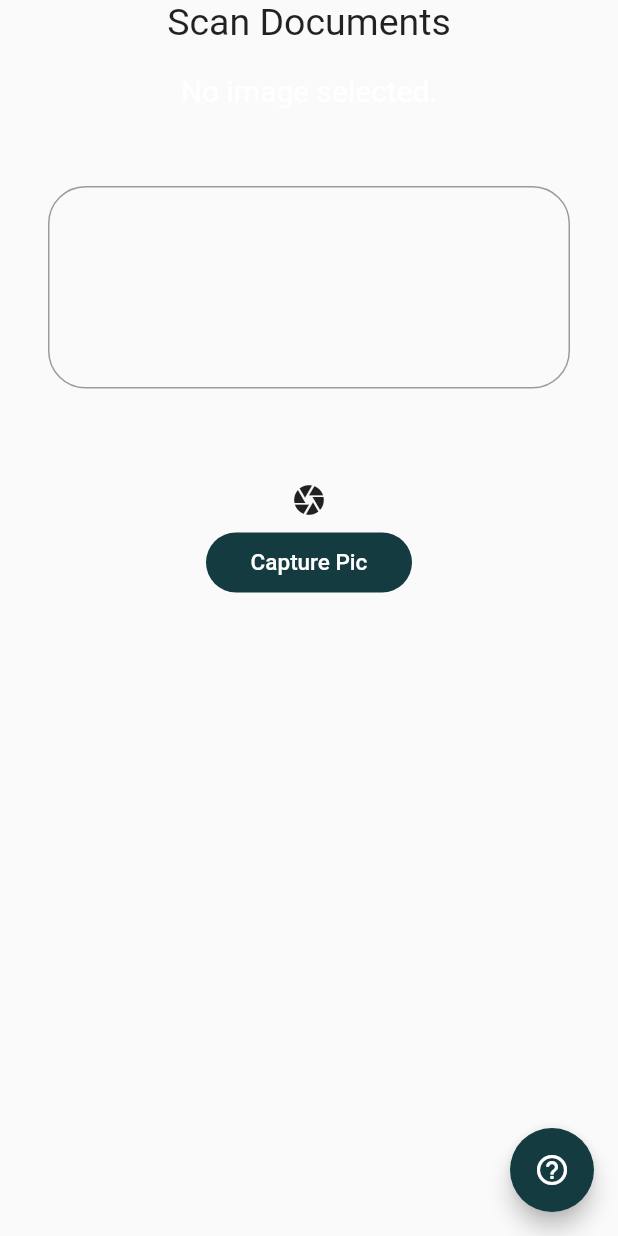
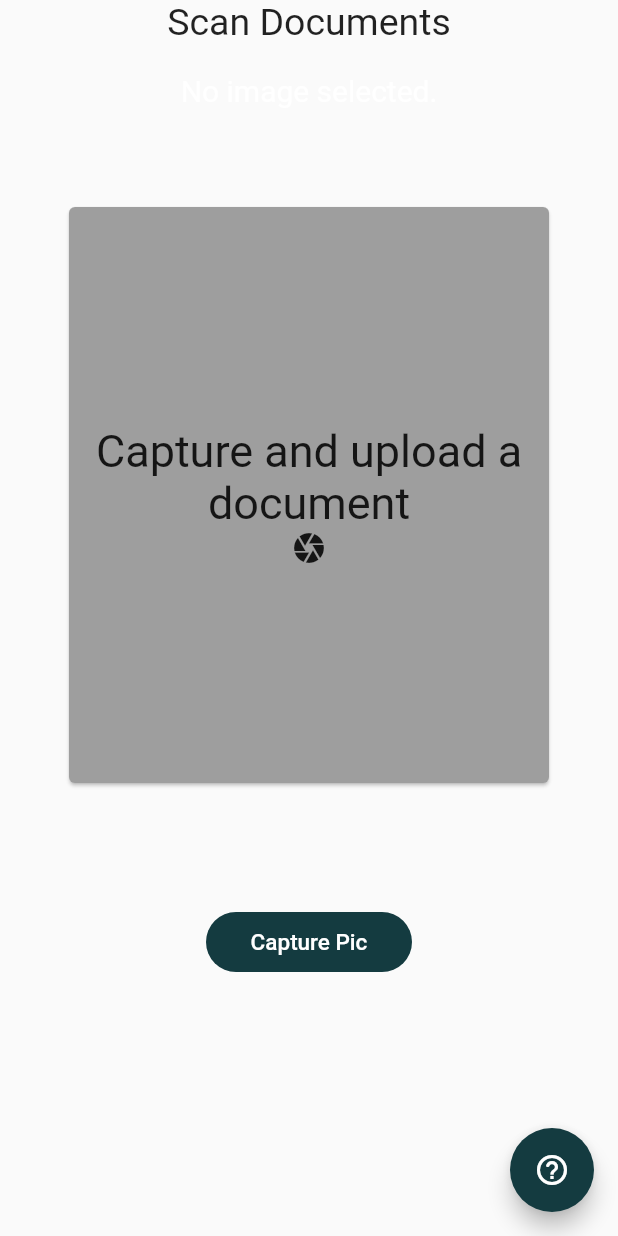
Before and after one commit to Aficionado45/aadhar_address, a Flutter app: the scanDoc screen opened by its route, on a phone screen of 412 x 824 dp. Run offline on Flutter 3.47's test engine with Material 2 defaults, Android fonts, the light colour scheme and no system bars; our stand-ins replace cloud_firestore, firebase_core, firebase_storage, image_cropper, image_picker, location and 1 more; missing offline and left inert: firebase_ml_vision, geocoder; accounts and stored records are empty; network calls fail; project files that could hold a hidden picture were left out; key blocks and very long unbroken strings in the code were emptied for the run.

Commit message:
some changes

```diff
--- a/lib/screens/capture.dart
+++ b/lib/screens/capture.dart
@@ -195,7 +195,7 @@ class _captureState extends State<capture> {
                     height: 40,
                     child: FlatButton(
                       onPressed: () async {
-                        Navigator.pushNamed(context, 'capture');
+                        Navigator.pushReplacementNamed(context, 'capture');
                       },
                       child: Text(
                         "Reset",
--- a/lib/screens/confirm_address.dart
+++ b/lib/screens/confirm_address.dart
@@ -1,4 +1,3 @@
-import 'dart:math';
 
 import 'package:aadhar_address/screens/editable_form.dart';
 import 'package:aadhar_address/services/locationmethods.dart';
--- a/lib/screens/scan.dart
+++ b/lib/screens/scan.dart
@@ -60,8 +60,8 @@ class _scanDocState extends State<scanDoc> {
                     : Container(
                         height: 300, width: 300, child: Image.file(_image)),
                 SizedBox(height: 20),
-                script.text != null
-                    ? Padding(
+                if (state == AppState.extracted)
+                  Padding(
                     padding: const EdgeInsets.all(32.0),
                     child: TextFormField(
                       readOnly: true,
@@ -75,17 +75,33 @@ class _scanDocState extends State<scanDoc> {
                       decoration: new InputDecoration(
                         border: new OutlineInputBorder(
                           borderRadius: new BorderRadius.circular(25.0),
-                              borderSide: new BorderSide(
-                              ),
+                          borderSide: new BorderSide(),
                         ),
                         //fillColor: Colors.green
                       ),
                     ),
-                      )
-                    : Text("No Text found"),
+                  ),
+                if (state == AppState.free)
+                Padding(
+                    padding: const EdgeInsets.all(32.0),
+                    child: Container(
+                      padding: const EdgeInsets.all(10.0),
+                      height: MediaQuery.of(context).size.height / 2,
+                      width: MediaQuery.of(context).size.width,
+                      child: Card(
+                          color: Colors.grey,
+                          child: Column(
+                              crossAxisAlignment: CrossAxisAlignment.center,
+                              mainAxisAlignment: MainAxisAlignment.center,
+                              children: [
+                                Text("Capture and upload a document",
+                                    textAlign: TextAlign.center,
+                                    style: TextStyle(fontSize: 30)),
+                                Icon(Icons.camera),
+                              ])),
+                    )),
                 SizedBox(height: 20),
                 SizedBox(height: 10),
-                Icon(Icons.camera),
                 SizedBox(height: 10),
                 if (state == AppState.free)
                   Container(
@@ -123,7 +139,7 @@ class _scanDocState extends State<scanDoc> {
                         cropImage();
                       },
                       child: Text(
-                        "Crop Again",
+                        "Crop Document",
                         style: TextStyle(
                           color: Colors.white,
                           fontSize: 15,
@@ -173,9 +189,8 @@ class _scanDocState extends State<scanDoc> {
                           context,
                           //AS A PARAMTER SEND UR ADDRESS for testing, ELSE we will have to send the extracted address i.e script.text
                           MaterialPageRoute(
-                            builder: (context) => cnfrmAddress(
-                              address:script.text
-                            ),
+                            builder: (context) =>
+                                cnfrmAddress(address: script.text),
                           ),
                         );
                         // "34AROY M.C LAHIRI STREET ganesh apart ment, Chatra, Serampore, West Bengal 712204, India",
--- a/pubspec.yaml
+++ b/pubspec.yaml
@@ -40,6 +40,8 @@ dependencies:
   location: ^4.3.0
   intl: ^0.17.0
   geocoder: ^0.2.1
+  http: ^0.13.3
+  xml: ^5.1.2
 
 dev_dependencies:
   flutter_test:
```
Also changed, not shown: lib/screens/editable_form.dart (+17 -5 lines), lib/screens/op_login.dart (+33 -1 lines), pubspec.lock. Lines whose indentation alone changed are shown as unchanged.
